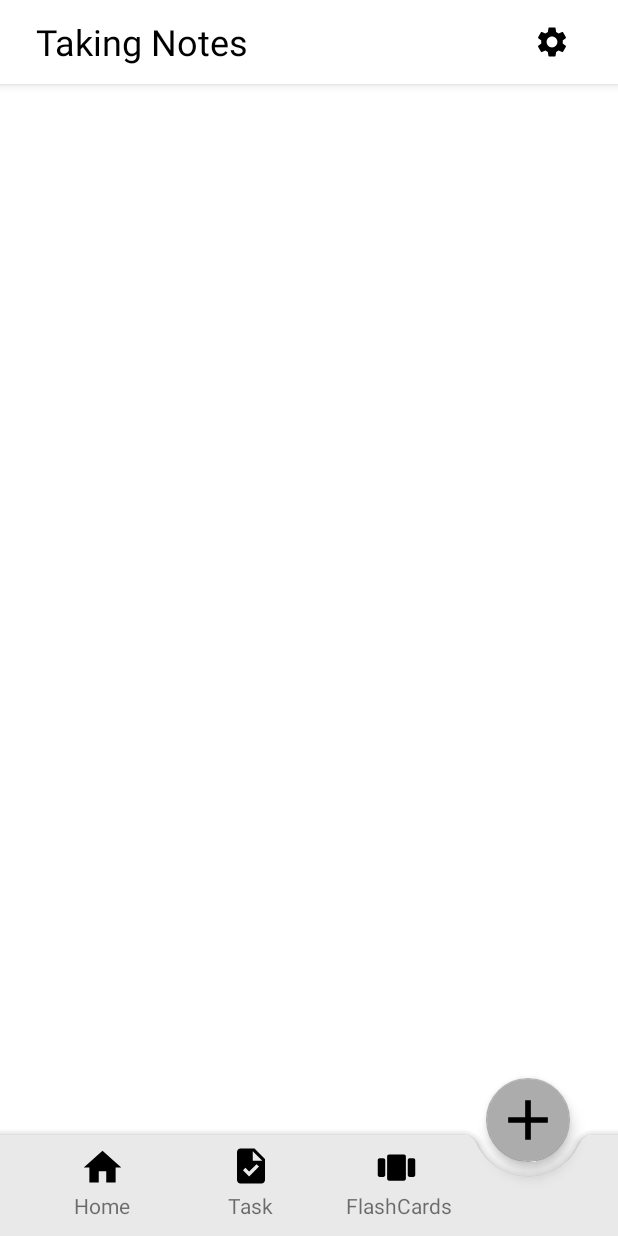
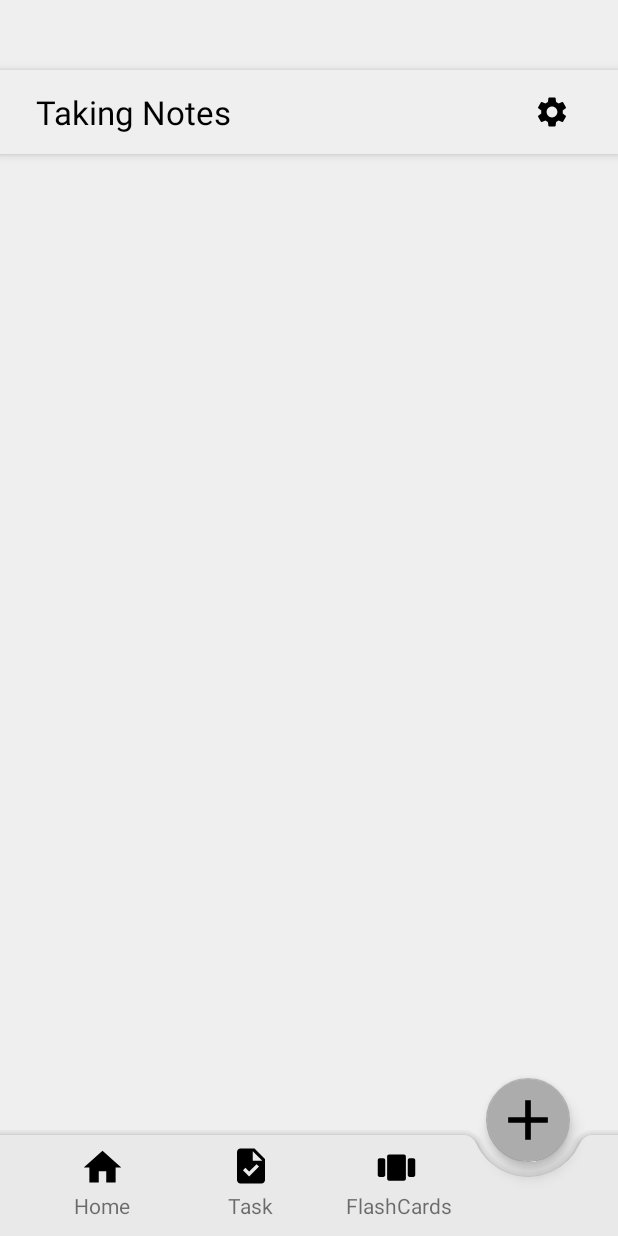
Before and after one commit to paulPortos/Taking_Notes, an Android app: the layout activity_home.xml on its own in the app's theme, with its tools: preview values and no code run, on a phone screen of 412 x 824 dp. Run offline under Robolectric (Android 15) with nearby library versions, the phone set to English and light mode, and no system bars.

Commit message:
Modified activity_home.xml, colors.xml, and top_menu.xml. Added bottom app bar with floating action button and top app bar layout.

```diff
--- a/app/src/main/java/com/example/takingnotess/HomeActivity.kt
+++ b/app/src/main/java/com/example/takingnotess/HomeActivity.kt
@@ -15,7 +15,7 @@ class HomeActivity : AppCompatActivity() {
         setContentView(binding.root)
 
 
-        binding.bottomAppBar.setOnClickListener { item ->
+        binding.bottomAppBar.setOnClickListener() { item ->
             when (item.id) {
                 R.id.btnhome -> replaceFragment(Home())
                 R.id.btntask -> replaceFragment(Task())
--- a/app/src/main/res/layout/activity_home.xml
+++ b/app/src/main/res/layout/activity_home.xml
@@ -2,6 +2,7 @@
 <androidx.constraintlayout.widget.ConstraintLayout xmlns:android="http://schemas.android.com/apk/res/android"
     xmlns:app="http://schemas.android.com/apk/res-auto"
     xmlns:tools="http://schemas.android.com/tools"
+    android:background="@color/light_bg"
     android:id="@+id/main"
     android:layout_width="match_parent"
     android:layout_height="match_parent"
@@ -11,7 +12,9 @@
         android:id="@+id/appBarLayout"
         android:layout_width="match_parent"
         android:layout_height="wrap_content"
-        android:background="@color/cardview_dark_background"
+        android:layout_marginBottom="675dp"
+        android:background="@color/light_bg"
+        app:layout_constraintBottom_toBottomOf="@+id/coordinatorLayout"
         app:layout_constraintEnd_toEndOf="parent"
         app:layout_constraintStart_toStartOf="parent"
         app:layout_constraintTop_toTopOf="parent"
@@ -22,12 +25,12 @@
             style="@style/Widget.MaterialComponents.Toolbar.Primary"
             android:layout_width="match_parent"
             android:layout_height="?attr/actionBarSize"
-            android:background="@color/white"
+            android:background="@color/light_bg"
             android:paddingStart="20dp"
             android:paddingEnd="20dp"
             app:menu="@menu/top_menu"
             app:title="Taking Notes"
-            app:titleTextAppearance="?attr/textAppearanceHeadline5"
+            app:titleTextAppearance="@style/TextAppearance.AppCompat.Large"
             app:titleTextColor="@color/black" />
 
     </com.google.android.material.appbar.AppBarLayout>
@@ -35,7 +38,11 @@
     <androidx.coordinatorlayout.widget.CoordinatorLayout
         android:id="@+id/coordinatorLayout"
         android:layout_width="match_parent"
-        android:layout_height="match_parent">
+        android:layout_height="match_parent"
+        app:layout_constraintBottom_toBottomOf="parent"
+        app:layout_constraintEnd_toEndOf="parent"
+        app:layout_constraintStart_toStartOf="parent"
+        app:layout_constraintTop_toTopOf="parent">
 
         <com.google.android.material.bottomappbar.BottomAppBar
             android:id="@+id/bottomAppBar"
--- a/app/src/main/res/layout/fragment_home.xml
+++ b/app/src/main/res/layout/fragment_home.xml
@@ -1,6 +1,7 @@
 <?xml version="1.0" encoding="utf-8"?>
 <FrameLayout xmlns:android="http://schemas.android.com/apk/res/android"
     xmlns:tools="http://schemas.android.com/tools"
+    android:id="@+id/fragment_container"
     android:layout_width="match_parent"
     android:layout_height="match_parent"
     android:background="@color/black"
--- a/app/src/main/res/menu/top_menu.xml
+++ b/app/src/main/res/menu/top_menu.xml
@@ -2,20 +2,8 @@
 <menu xmlns:app="http://schemas.android.com/apk/res-auto"
     xmlns:android="http://schemas.android.com/apk/res/android">
     <item
-        android:id="@+id/app_bar_search"
-        android:icon="@drawable/btn_search"
-        android:title="Search"
-        app:actionViewClass="android.widget.SearchView"
-        app:showAsAction="ifRoom"/>
-    <item
         android:id="@+id/settings"
         android:icon="@drawable/btn_settings"
         android:title="Settings"
-        app:showAsAction="ifRoom">
-        <menu >
-            <item
-                android:id="@+id/dropdown_menu"
-                android:title="Item" />
-        </menu>
-    </item>
+        app:showAsAction="ifRoom"/>
 </menu>
--- a/app/src/main/res/values/colors.xml
+++ b/app/src/main/res/values/colors.xml
@@ -2,4 +2,5 @@
 <resources>
     <color name="black">#FF000000</color>
     <color name="white">#FFFFFFFF</color>
+    <color name="light_bg">#EFEFEF</color>
 </resources>
```
